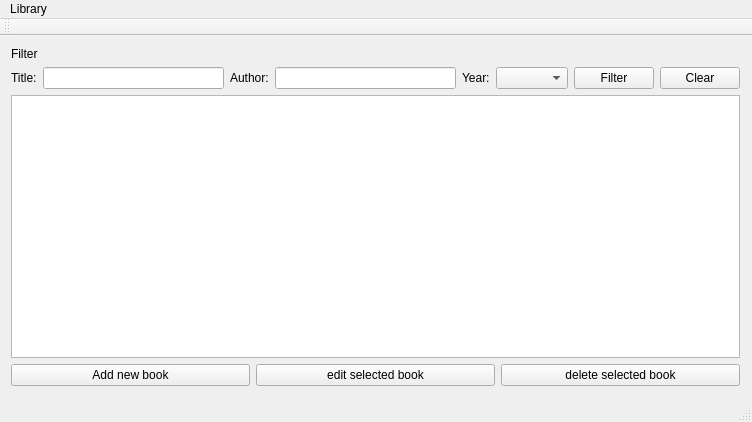
Qt form booklistwidget.ui (rdwornik/EGUI-Library-in-Qt) before a commit.
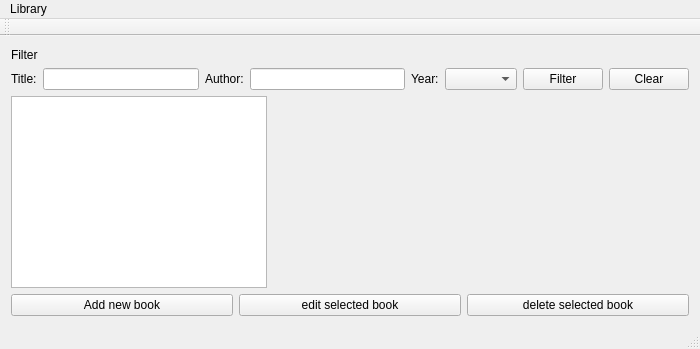
The same form after that commit.

```diff
--- a/booklistwidget.ui
+++ b/booklistwidget.ui
@@ -6,24 +6,32 @@
    <rect>
     <x>0</x>
     <y>0</y>
-    <width>752</width>
-    <height>422</height>
+    <width>700</width>
+    <height>349</height>
    </rect>
   </property>
+  <property name="sizePolicy">
+   <sizepolicy hsizetype="Expanding" vsizetype="Expanding">
+    <horstretch>0</horstretch>
+    <verstretch>0</verstretch>
+   </sizepolicy>
+  </property>
   <property name="windowTitle">
    <string>MainWindow</string>
   </property>
   <widget class="QWidget" name="centralWidget">
-   <widget class="QWidget" name="layoutWidget">
-    <property name="geometry">
-     <rect>
-      <x>0</x>
-      <y>0</y>
-      <width>751</width>
-      <height>361</height>
-     </rect>
-    </property>
+   <property name="sizePolicy">
+    <sizepolicy hsizetype="Expanding" vsizetype="Expanding">
+     <horstretch>0</horstretch>
+     <verstretch>0</verstretch>
+    </sizepolicy>
+   </property>
+   <layout class="QGridLayout" name="gridLayout">
+    <item row="0" column="0">
     <layout class="QVBoxLayout" name="verticalLayout">
+      <property name="sizeConstraint">
+       <enum>QLayout::SetMaximumSize</enum>
+      </property>
      <item>
       <widget class="QLabel" name="filterLabel">
        <property name="text">
@@ -61,7 +69,11 @@
         </widget>
        </item>
        <item>
-        <widget class="QComboBox" name="yearComboBox"/>
+         <widget class="QComboBox" name="yearComboBox">
+          <property name="sizeAdjustPolicy">
+           <enum>QComboBox::AdjustToContents</enum>
+          </property>
+         </widget>
        </item>
        <item>
         <widget class="QPushButton" name="filterBooksButton">
@@ -80,7 +92,14 @@
       </layout>
      </item>
      <item>
-      <widget class="QTableView" name="tableBookView"/>
+       <widget class="QTableView" name="tableBookView">
+        <property name="sizePolicy">
+         <sizepolicy hsizetype="Maximum" vsizetype="Maximum">
+          <horstretch>1</horstretch>
+          <verstretch>0</verstretch>
+         </sizepolicy>
+        </property>
+       </widget>
      </item>
      <item>
       <layout class="QHBoxLayout" name="horizontalLayout">
@@ -108,14 +127,15 @@
       </layout>
      </item>
     </layout>
-   </widget>
+    </item>
+   </layout>
   </widget>
   <widget class="QMenuBar" name="menuBar">
    <property name="geometry">
     <rect>
      <x>0</x>
      <y>0</y>
-     <width>752</width>
+     <width>700</width>
      <height>22</height>
     </rect>
    </property>
```
Lines whose indentation alone changed are shown as unchanged.
